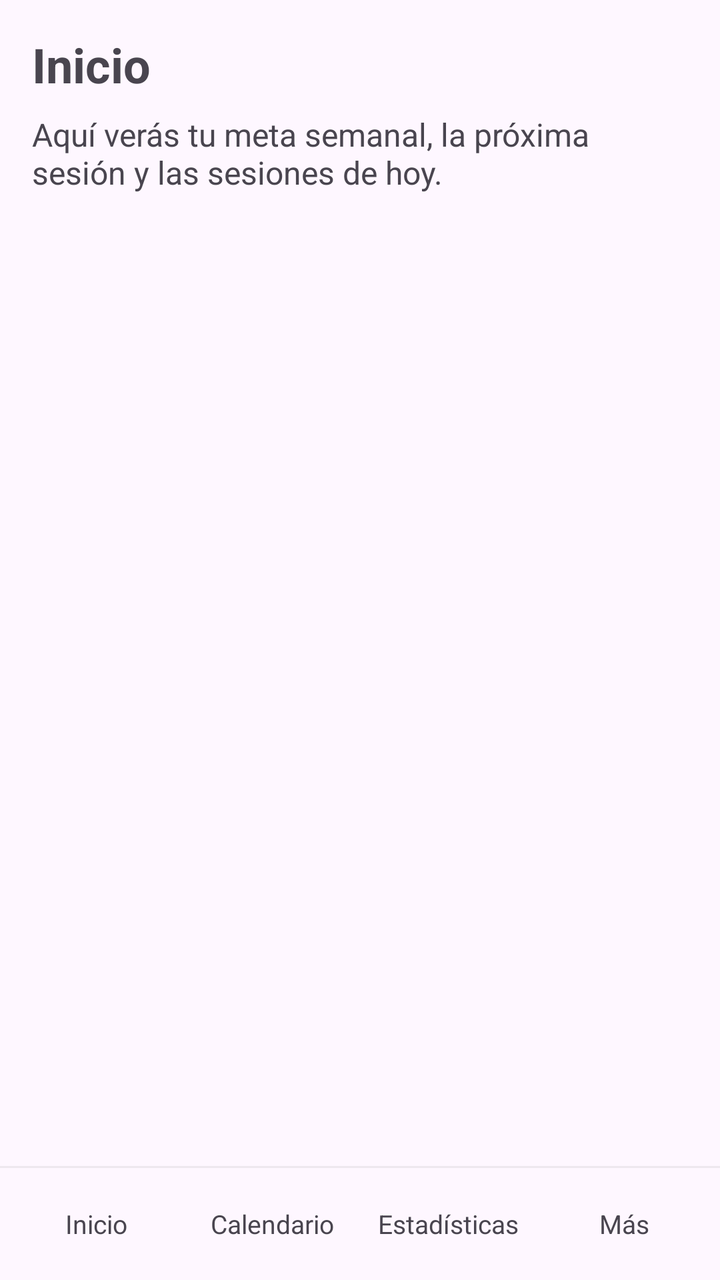
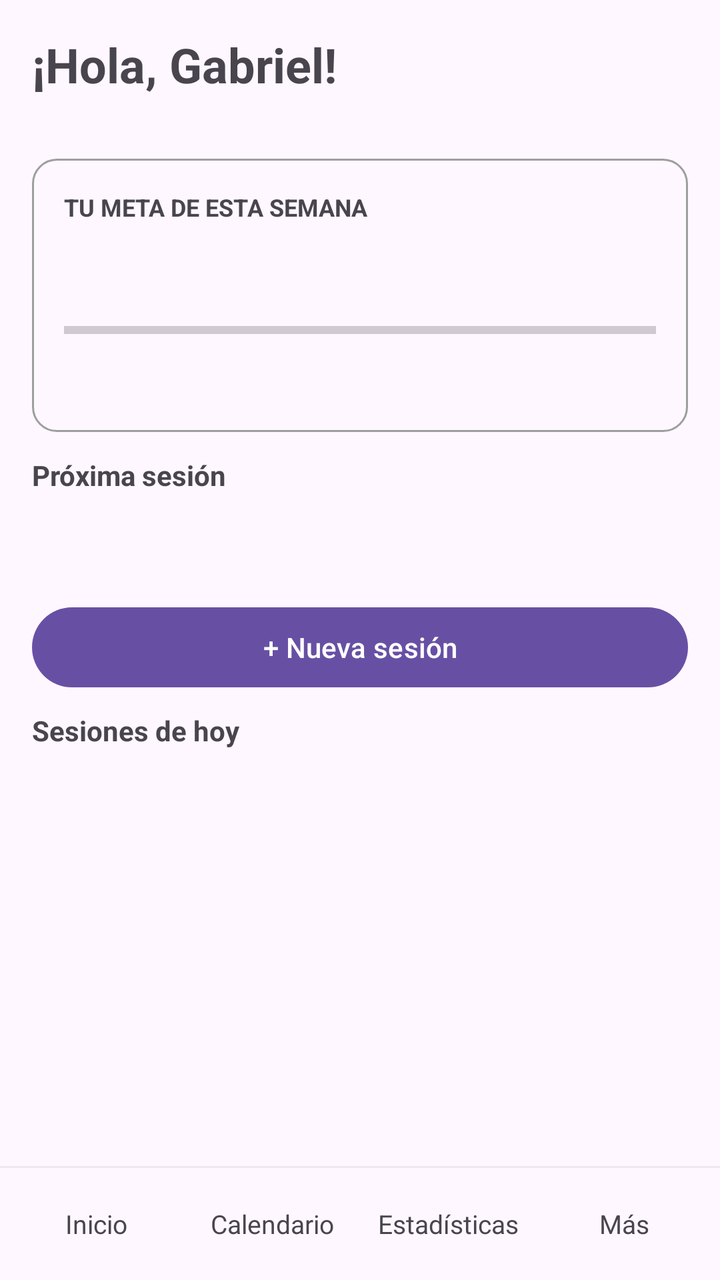

Compare the two renders of this Android layout. The source of the first and the diff that turns it into the second are given below.
<!-- AndroidManifest.xml: application theme Theme.AgendaPersonal -->
<!-- res/layout/activity_main.xml -->
<?xml version="1.0" encoding="utf-8"?>
<LinearLayout xmlns:android="http://schemas.android.com/apk/res/android"
    xmlns:tools="http://schemas.android.com/tools"
    android:id="@+id/main"
    android:layout_width="match_parent"
    android:layout_height="match_parent"
    android:orientation="vertical"
    tools:context=".vista.MainActivity">

    
    <LinearLayout
        android:layout_width="match_parent"
        android:layout_height="0dp"
        android:layout_weight="1"
        android:orientation="vertical"
        android:padding="16dp">

        <TextView
            android:layout_width="match_parent"
            android:layout_height="wrap_content"
            android:text="@string/titulo_inicio"
            android:textSize="24sp"
            android:textStyle="bold" />

        <TextView
            android:layout_width="match_parent"
            android:layout_height="wrap_content"
            android:layout_marginTop="8dp"
            android:text="@string/inicio_provisional"
            android:textSize="16sp" />
    </LinearLayout>

    
    <include layout="@layout/menu_inferior" />
</LinearLayout>
<!-- res/layout/menu_inferior.xml (included above) -->
<?xml version="1.0" encoding="utf-8"?>
<LinearLayout xmlns:android="http://schemas.android.com/apk/res/android"
    android:layout_width="match_parent"
    android:layout_height="wrap_content"
    android:orientation="vertical">

    
    <View
        android:layout_width="match_parent"
        android:layout_height="1dp"
        android:background="@color/menu_linea" />

    
    <LinearLayout
        android:layout_width="match_parent"
        android:layout_height="wrap_content"
        android:orientation="horizontal"
        android:padding="4dp">

        <TextView
            android:id="@+id/menuInicio"
            style="@style/BotonMenu"
            android:text="@string/menu_inicio" />

        <TextView
            android:id="@+id/menuCalendario"
            style="@style/BotonMenu"
            android:text="@string/menu_calendario" />

        <TextView
            android:id="@+id/menuEstadisticas"
            style="@style/BotonMenu"
            android:text="@string/menu_estadisticas" />

        
        <TextView
            android:id="@+id/menuMas"
            style="@style/BotonMenu"
            android:text="@string/menu_mas" />
    </LinearLayout>
</LinearLayout>
<!-- resources referenced by this layout -->
<resources>
  <color name="menu_linea">#22888888</color>
  <string name="inicio_provisional">Aquí verás tu meta semanal, la próxima sesión y las sesiones de hoy.</string>
  <string name="menu_calendario">Calendario</string>
  <string name="menu_estadisticas">Estadísticas</string>
  <string name="menu_inicio">Inicio</string>
  <string name="menu_mas">Más</string>
  <string name="titulo_inicio">Inicio</string>
  <style name="BotonMenu">
          <item name="android:layout_width">0dp</item>
          <item name="android:layout_height">48dp</item>
          <item name="android:layout_weight">1</item>
          <item name="android:layout_marginHorizontal">2dp</item>
          <item name="android:gravity">center</item>
          <item name="android:maxLines">1</item>
          <item name="android:textSize">13sp</item>
          <item name="android:clickable">true</item>
          <item name="android:focusable">true</item>
          <item name="android:background">?attr/selectableItemBackground</item>
      </style>
  <style name="Theme.AgendaPersonal" parent="Base.Theme.AgendaPersonal" />
  <style name="Base.Theme.AgendaPersonal" parent="Theme.Material3.DayNight.NoActionBar">
          
          
      </style>
</resources>

<!-- the commit's change to res/layout/activity_main.xml (unified diff, before → after) -->
@@ -13,25 +13,137 @@
         android:layout_height="0dp"
         android:layout_weight="1"
         android:orientation="vertical"
-        android:padding="16dp">
+        android:paddingHorizontal="16dp"
+        android:paddingTop="16dp">
 
+        
         <TextView
             android:layout_width="match_parent"
             android:layout_height="wrap_content"
-            android:text="@string/titulo_inicio"
+            android:text="@string/saludo"
             android:textSize="24sp"
             android:textStyle="bold" />
 
         <TextView
+            android:id="@+id/tvFecha"
+            android:layout_width="match_parent"
+            android:layout_height="wrap_content"
+            android:layout_marginBottom="12dp"
+            android:textSize="14sp" />
+
+        
+        <include layout="@layout/tarjeta_meta" />
+
+        
+        <TextView
+            android:layout_width="match_parent"
+            android:layout_height="wrap_content"
+            android:layout_marginTop="12dp"
+            android:text="@string/titulo_proxima"
+            android:textStyle="bold" />
+
+        <LinearLayout
+            android:id="@+id/llProxima"
+            android:layout_width="match_parent"
+            android:layout_height="wrap_content"
+            android:background="?attr/selectableItemBackground"
+            android:minHeight="48dp"
+            android:orientation="vertical"
+            android:paddingVertical="6dp">
+
+            <TextView
+                android:id="@+id/tvProximaMateria"
+                android:layout_width="match_parent"
+                android:layout_height="wrap_content"
+                android:textSize="16sp" />
+
+            <TextView
+                android:id="@+id/tvProximaHorario"
+                android:layout_width="match_parent"
+                android:layout_height="wrap_content"
+                android:textSize="14sp" />
+        </LinearLayout>
+
+        
+        <Button
+            android:id="@+id/btnNuevaSesion"
+            android:layout_width="match_parent"
+            android:layout_height="wrap_content"
+            android:minHeight="48dp"
+            android:text="@string/btn_nueva_sesion" />
+
+        
+        <TextView
             android:layout_width="match_parent"
             android:layout_height="wrap_content"
             android:layout_marginTop="8dp"
-            android:text="@string/inicio_provisional"
-            android:textSize="16sp" />
+            android:text="@string/titulo_sesiones_hoy"
+            android:textStyle="bold" />
+
+        <ListView
+            android:id="@+id/lvHoy"
+            android:layout_width="match_parent"
+            android:layout_height="0dp"
+            android:layout_weight="1" />
+
+        
+        <TextView
+            android:id="@+id/tvVacioHoy"
+            android:layout_width="match_parent"
+            android:layout_height="0dp"
+            android:layout_weight="1"
+            android:gravity="center"
+            android:padding="16dp"
+            android:text="@string/lista_sesiones_vacia"
+            android:textSize="16sp"
+            android:visibility="gone" />
     </LinearLayout>
 
     
     <include layout="@layout/menu_inferior" />
+</LinearLayout>
+<!-- res/layout/tarjeta_meta.xml (included above) -->
+<?xml version="1.0" encoding="utf-8"?>
+<LinearLayout xmlns:android="http://schemas.android.com/apk/res/android"
+    android:id="@+id/tarjetaMeta"
+    android:layout_width="match_parent"
+    android:layout_height="wrap_content"
+    android:background="@drawable/fondo_tarjeta"
+    android:orientation="vertical"
+    android:padding="16dp">
+
+    
+    <TextView
+        android:id="@+id/tvTituloMeta"
+        android:layout_width="match_parent"
+        android:layout_height="wrap_content"
+        android:text="@string/titulo_meta_semana"
+        android:textSize="12sp"
+        android:textStyle="bold" />
+
+    
+    <TextView
+        android:id="@+id/tvProgreso"
+        android:layout_width="match_parent"
+        android:layout_height="wrap_content"
+        android:textSize="28sp"
+        android:textStyle="bold" />
+
+    
+    <ProgressBar
+        android:id="@+id/pbMeta"
+        style="?android:attr/progressBarStyleHorizontal"
+        android:layout_width="match_parent"
+        android:layout_height="wrap_content"
+        android:layout_marginVertical="8dp"
+        android:max="100" />
+
+    
+    <TextView
+        android:id="@+id/tvMensajeMeta"
+        android:layout_width="match_parent"
+        android:layout_height="wrap_content"
+        android:textSize="14sp" />
 </LinearLayout>
 <!-- res/layout/menu_inferior.xml (included above) -->
 <?xml version="1.0" encoding="utf-8"?>
<!-- resource entries referenced after the edit -->
@@ -1,12 +1,25 @@
 <!-- resources referenced by this layout -->
 <resources>
   <color name="menu_linea">#22888888</color>
-  <string name="inicio_provisional">Aquí verás tu meta semanal, la próxima sesión y las sesiones de hoy.</string>
+  <!-- drawable fondo_tarjeta (drawable) -->
+  <?xml version="1.0" encoding="utf-8"?>
+  <shape xmlns:android="http://schemas.android.com/apk/res/android"
+      android:shape="rectangle">
+      <corners android:radius="12dp" />
+      <stroke
+          android:width="1dp"
+          android:color="#9E9E9E" />
+  </shape>
+  <string name="btn_nueva_sesion">+ Nueva sesión</string>
+  <string name="lista_sesiones_vacia">No tienes sesiones para este día</string>
   <string name="menu_calendario">Calendario</string>
   <string name="menu_estadisticas">Estadísticas</string>
   <string name="menu_inicio">Inicio</string>
   <string name="menu_mas">Más</string>
-  <string name="titulo_inicio">Inicio</string>
+  <string name="saludo">¡Hola, Gabriel!</string>
+  <string name="titulo_meta_semana">TU META DE ESTA SEMANA</string>
+  <string name="titulo_proxima">Próxima sesión</string>
+  <string name="titulo_sesiones_hoy">Sesiones de hoy</string>
   <style name="BotonMenu">
           <item name="android:layout_width">0dp</item>
           <item name="android:layout_height">48dp</item>
